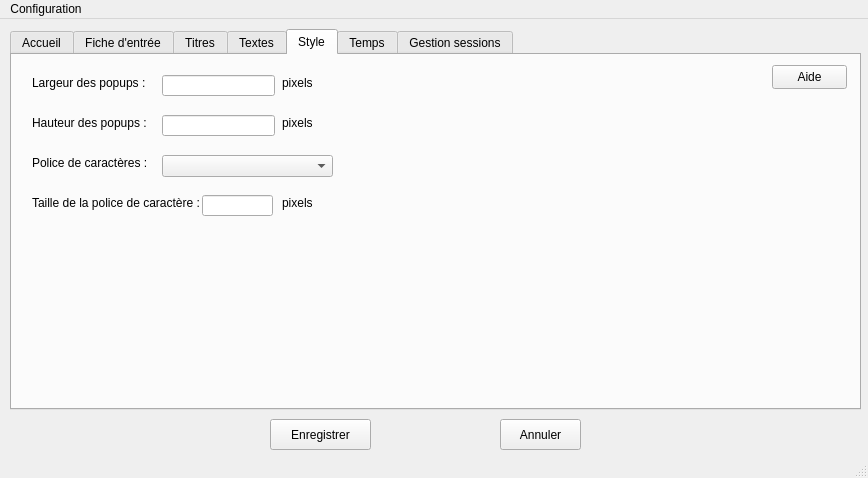
m-faivre/tech-info, file P8 – Application professionnelle (stage)/Script python (session manager)/configuration.ui: the form before one commit.
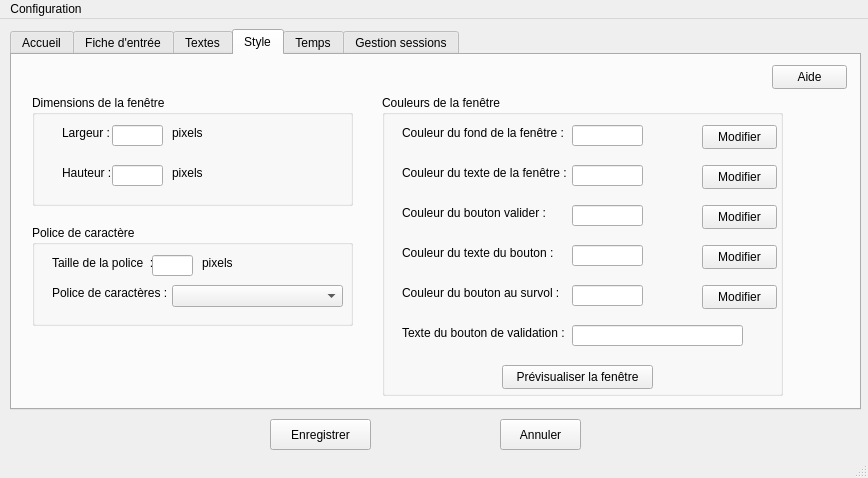
The form after the commit. The open tabs and pages were chosen to show the change.

Patch:
```diff
--- a/P8 – Application professionnelle (stage)/Script python (session manager)/configuration.ui
+++ b/P8 – Application professionnelle (stage)/Script python (session manager)/configuration.ui
@@ -292,12 +292,7 @@
        </property>
       </widget>
      </widget>
-    </widget>
-    <widget class="QWidget" name="titres">
-     <attribute name="title">
-      <string>Titres</string>
-     </attribute>
-     <widget class="QPushButton" name="aide_titres">
+     <widget class="QPushButton" name="aide_fiche">
       <property name="geometry">
        <rect>
         <x>760</x>
@@ -358,48 +353,8 @@
         <height>21</height>
        </rect>
       </property>
-     </widget>
-     <widget class="QLineEdit" name="titre_popup_2">
-      <property name="geometry">
-       <rect>
-        <x>160</x>
-        <y>60</y>
-        <width>431</width>
-        <height>21</height>
-       </rect>
-      </property>
-     </widget>
-     <widget class="QLineEdit" name="titre_popup_3">
-      <property name="geometry">
-       <rect>
-        <x>160</x>
-        <y>100</y>
-        <width>431</width>
-        <height>21</height>
-       </rect>
-      </property>
-     </widget>
-     <widget class="QLabel" name="label_18">
-      <property name="geometry">
-       <rect>
-        <x>20</x>
-        <y>140</y>
-        <width>161</width>
-        <height>16</height>
-       </rect>
-      </property>
       <property name="text">
-       <string>Titre du popup de fermeture :</string>
-      </property>
-     </widget>
-     <widget class="QLineEdit" name="titre_popup_4">
-      <property name="geometry">
-       <rect>
-        <x>180</x>
-        <y>140</y>
-        <width>421</width>
-        <height>21</height>
-       </rect>
+       <string>30 minutes</string>
       </property>
      </widget>
     </widget>
@@ -575,136 +530,456 @@
        <string>Aide</string>
       </property>
      </widget>
-     <widget class="QLabel" name="label">
+     <widget class="QGroupBox" name="groupBox">
       <property name="geometry">
        <rect>
         <x>20</x>
-        <y>20</y>
-        <width>121</width>
-        <height>16</height>
+        <y>40</y>
+        <width>321</width>
+        <height>111</height>
        </rect>
       </property>
-      <property name="text">
-       <string>Largeur des popups :</string>
+      <property name="title">
+       <string>Dimensions de la fenêtre</string>
       </property>
+      <widget class="QLabel" name="label_4">
+       <property name="geometry">
+        <rect>
+         <x>140</x>
+         <y>70</y>
+         <width>49</width>
+         <height>16</height>
+        </rect>
+       </property>
+       <property name="text">
+        <string>pixels</string>
+       </property>
+      </widget>
+      <widget class="QLabel" name="label">
+       <property name="geometry">
+        <rect>
+         <x>30</x>
+         <y>30</y>
+         <width>51</width>
+         <height>16</height>
+        </rect>
+       </property>
+       <property name="text">
+        <string>Largeur :</string>
+       </property>
+      </widget>
+      <widget class="QLineEdit" name="hauteur_popup">
+       <property name="geometry">
+        <rect>
+         <x>80</x>
+         <y>70</y>
+         <width>51</width>
+         <height>21</height>
+        </rect>
+       </property>
+      </widget>
+      <widget class="QLineEdit" name="largeur_popup">
+       <property name="geometry">
+        <rect>
+         <x>80</x>
+         <y>30</y>
+         <width>51</width>
+         <height>21</height>
+        </rect>
+       </property>
+      </widget>
+      <widget class="QLabel" name="label_2">
+       <property name="geometry">
+        <rect>
+         <x>140</x>
+         <y>30</y>
+         <width>49</width>
+         <height>16</height>
+        </rect>
+       </property>
+       <property name="text">
+        <string>pixels</string>
+       </property>
+      </widget>
+      <widget class="QLabel" name="label_3">
+       <property name="geometry">
+        <rect>
+         <x>30</x>
+         <y>70</y>
+         <width>51</width>
+         <height>16</height>
+        </rect>
+       </property>
+       <property name="text">
+        <string>Hauteur :</string>
+       </property>
+      </widget>
      </widget>
-     <widget class="QLineEdit" name="largeur_popup">
+     <widget class="QGroupBox" name="groupBox_2">
       <property name="geometry">
        <rect>
-        <x>150</x>
-        <y>20</y>
-        <width>113</width>
-        <height>21</height>
-       </rect>
-      </property>
-     </widget>
-     <widget class="QLabel" name="label_2">
-      <property name="geometry">
-       <rect>
-        <x>270</x>
-        <y>20</y>
-        <width>49</width>
-        <height>16</height>
-       </rect>
-      </property>
-      <property name="text">
-       <string>pixels</string>
-      </property>
-     </widget>
-     <widget class="QLabel" name="label_3">
-      <property name="geometry">
-       <rect>
         <x>20</x>
-        <y>60</y>
-        <width>121</width>
-        <height>16</height>
+        <y>170</y>
+        <width>321</width>
+        <height>101</height>
        </rect>
       </property>
-      <property name="text">
-       <string>Hauteur des popups :</string>
+      <property name="title">
+       <string>Police de caractère</string>
       </property>
+      <widget class="QLabel" name="label_6">
+       <property name="geometry">
+        <rect>
+         <x>20</x>
+         <y>30</y>
+         <width>101</width>
+         <height>16</height>
+        </rect>
+       </property>
+       <property name="text">
+        <string>Taille de la police  :</string>
+       </property>
+      </widget>
+      <widget class="QLineEdit" name="taille_police">
+       <property name="geometry">
+        <rect>
+         <x>120</x>
+         <y>30</y>
+         <width>41</width>
+         <height>21</height>
+        </rect>
+       </property>
+      </widget>
+      <widget class="QLabel" name="label_7">
+       <property name="geometry">
+        <rect>
+         <x>170</x>
+         <y>30</y>
+         <width>49</width>
+         <height>16</height>
+        </rect>
+       </property>
+       <property name="text">
+        <string>pixels</string>
+       </property>
+      </widget>
+      <widget class="QLabel" name="label_5">
+       <property name="geometry">
+        <rect>
+         <x>20</x>
+         <y>60</y>
+         <width>121</width>
+         <height>16</height>
+        </rect>
+       </property>
+       <property name="text">
+        <string>Police de caractères :</string>
+       </property>
+      </widget>
+      <widget class="QComboBox" name="police">
+       <property name="geometry">
+        <rect>
+         <x>140</x>
+         <y>60</y>
+         <width>171</width>
+         <height>22</height>
+        </rect>
+       </property>
+      </widget>
      </widget>
-     <widget class="QLineEdit" name="hauteur_popup">
+     <widget class="QGroupBox" name="groupBox_3">
       <property name="geometry">
        <rect>
-        <x>150</x>
-        <y>60</y>
-        <width>113</width>
-        <height>21</height>
+        <x>370</x>
+        <y>40</y>
+        <width>401</width>
+        <height>301</height>
        </rect>
       </property>
-     </widget>
-     <widget class="QLabel" name="label_4">
-      <property name="geometry">
-       <rect>
-        <x>270</x>
-        <y>60</y>
-        <width>49</width>
-        <height>16</height>
-       </rect>
+      <property name="title">
+       <string>Couleurs de la fenêtre</string>
       </property>
-      <property name="text">
-       <string>pixels</string>
-      </property>
-     </widget>
-     <widget class="QLabel" name="label_5">
-      <property name="geometry">
-       <rect>
-        <x>20</x>
-        <y>100</y>
-        <width>121</width>
-        <height>16</height>
-       </rect>
-      </property>
-      <property name="text">
-       <string>Police de caractères :</string>
-      </property>
-     </widget>
-     <widget class="QComboBox" name="police">
-      <property name="geometry">
-       <rect>
-        <x>150</x>
-        <y>100</y>
-        <width>171</width>
-        <height>22</height>
-       </rect>
-      </property>
-     </widget>
-     <widget class="QLabel" name="label_6">
-      <property name="geometry">
-       <rect>
-        <x>20</x>
-        <y>140</y>
-        <width>171</width>
-        <height>16</height>
-       </rect>
-      </property>
-      <property name="text">
-       <string>Taille de la police de caractère :</string>
-      </property>
-     </widget>
-     <widget class="QLineEdit" name="taille_police">
-      <property name="geometry">
-       <rect>
-        <x>190</x>
-        <y>140</y>
-        <width>71</width>
-        <height>21</height>
-       </rect>
-      </property>
-     </widget>
-     <widget class="QLabel" name="label_7">
-      <property name="geometry">
-       <rect>
-        <x>270</x>
-        <y>140</y>
-        <width>49</width>
-        <height>16</height>
-       </rect>
-      </property>
-      <property name="text">
-       <string>pixels</string>
-      </property>
+      <widget class="QLabel" name="label_22">
+       <property name="geometry">
+        <rect>
+         <x>20</x>
+         <y>30</y>
+         <width>161</width>
+         <height>16</height>
+        </rect>
+       </property>
+       <property name="text">
+        <string>Couleur du fond de la fenêtre :</string>
+       </property>
+      </widget>
+      <widget class="QLabel" name="label_23">
+       <property name="geometry">
+        <rect>
+         <x>20</x>
+         <y>70</y>
+         <width>171</width>
+         <height>16</height>
+        </rect>
+       </property>
+       <property name="text">
+        <string>Couleur du texte de la fenêtre :</string>
+       </property>
+      </widget>
+      <widget class="QLabel" name="label_24">
+       <property name="geometry">
+        <rect>
+         <x>20</x>
+         <y>110</y>
+         <width>151</width>
+         <height>16</height>
+        </rect>
+       </property>
+       <property name="text">
+        <string>Couleur du bouton valider :</string>
+       </property>
+      </widget>
+      <widget class="QLabel" name="label_25">
+       <property name="geometry">
+        <rect>
+         <x>20</x>
+         <y>150</y>
+         <width>161</width>
+         <height>16</height>
+        </rect>
+       </property>
+       <property name="text">
+        <string>Couleur du texte du bouton :</string>
+       </property>
+      </widget>
+      <widget class="QLineEdit" name="couleur_fond">
+       <property name="geometry">
+        <rect>
+         <x>190</x>
+         <y>30</y>
+         <width>71</width>
+         <height>21</height>
+        </rect>
+       </property>
+      </widget>
+      <widget class="QLineEdit" name="couleur_texte">
+       <property name="geometry">
+        <rect>
+         <x>190</x>
+         <y>70</y>
+         <width>71</width>
+         <height>21</height>
+        </rect>
+       </property>
+      </widget>
+      <widget class="QLineEdit" name="couleur_bouton">
+       <property name="geometry">
+        <rect>
+         <x>190</x>
+         <y>110</y>
+         <width>71</width>
+         <height>21</height>
+        </rect>
+       </property>
+      </widget>
+      <widget class="QLineEdit" name="couleur_bouton_texte">
+       <property name="geometry">
+        <rect>
+         <x>190</x>
+         <y>150</y>
+         <width>71</width>
+         <height>21</height>
+        </rect>
+       </property>
+      </widget>
+      <widget class="QPushButton" name="mod_fond">
+       <property name="geometry">
+        <rect>
+         <x>320</x>
+         <y>30</y>
+         <width>75</width>
+         <height>24</height>
+        </rect>
+       </property>
+       <property name="text">
+        <string>Modifier</string>
+       </property>
+      </widget>
+      <widget class="QPushButton" name="mod_texte">
+       <property name="geometry">
+        <rect>
+         <x>320</x>
+         <y>70</y>
+         <width>75</width>
+         <height>24</height>
+        </rect>
+       </property>
+       <property name="text">
+        <string>Modifier</string>
+       </property>
+      </widget>
+      <widget class="QPushButton" name="mod_bouton">
+       <property name="geometry">
+        <rect>
+         <x>320</x>
+         <y>110</y>
+         <width>75</width>
+         <height>24</height>
+        </rect>
+       </property>
+       <property name="text">
+        <string>Modifier</string>
+       </property>
+      </widget>
+      <widget class="QPushButton" name="mod_bouton_texte">
+       <property name="geometry">
+        <rect>
+         <x>320</x>
+         <y>150</y>
+         <width>75</width>
+         <height>24</height>
+        </rect>
+       </property>
+       <property name="text">
+        <string>Modifier</string>
+       </property>
+      </widget>
+      <widget class="QLabel" name="label_18">
+       <property name="geometry">
+        <rect>
+         <x>20</x>
+         <y>190</y>
+         <width>161</width>
+         <height>16</height>
+        </rect>
+       </property>
+       <property name="text">
+        <string>Couleur du bouton au survol :</string>
+       </property>
+      </widget>
+      <widget class="QLineEdit" name="couleur_bouton_survol">
+       <property name="geometry">
+        <rect>
+         <x>190</x>
+         <y>190</y>
+         <width>71</width>
+         <height>21</height>
+        </rect>
+       </property>
+      </widget>
+      <widget class="QPushButton" name="mod_bouton_survol">
+       <property name="geometry">
+        <rect>
+         <x>320</x>
+         <y>190</y>
+         <width>75</width>
+         <height>24</height>
+        </rect>
+       </property>
+       <property name="text">
+        <string>Modifier</string>
+       </property>
+      </widget>
+      <widget class="QLabel" name="label_21">
+       <property name="geometry">
+        <rect>
+         <x>20</x>
+         <y>230</y>
+         <width>171</width>
+         <height>16</height>
+        </rect>
+       </property>
+       <property name="text">
+        <string>Texte du bouton de validation :</string>
+       </property>
+      </widget>
+      <widget class="QLineEdit" name="texte_bouton">
+       <property name="geometry">
+        <rect>
+         <x>190</x>
+         <y>230</y>
+         <width>171</width>
+         <height>21</height>
+        </rect>
+       </property>
+      </widget>
+      <widget class="QPushButton" name="previsu_popup">
+       <property name="geometry">
+        <rect>
+         <x>120</x>
+         <y>270</y>
+         <width>151</width>
+         <height>24</height>
+        </rect>
+       </property>
+       <property name="text">
+        <string>Prévisualiser la fenêtre</string>
+       </property>
+      </widget>
+      <widget class="QLabel" name="label_fond">
+       <property name="geometry">
+        <rect>
+         <x>270</x>
+         <y>30</y>
+         <width>41</width>
+         <height>21</height>
+        </rect>
+       </property>
+       <property name="text">
+        <string/>
+       </property>
+      </widget>
+      <widget class="QLabel" name="label_texte">
+       <property name="geometry">
+        <rect>
+         <x>270</x>
+         <y>70</y>
+         <width>41</width>
+         <height>21</height>
+        </rect>
+       </property>
+       <property name="text">
+        <string/>
+       </property>
+      </widget>
+      <widget class="QLabel" name="label_bouton">
+       <property name="geometry">
+        <rect>
+         <x>270</x>
+         <y>110</y>
+         <width>41</width>
+         <height>21</height>
+        </rect>
+       </property>
+       <property name="text">
+        <string/>
+       </property>
+      </widget>
+      <widget class="QLabel" name="label_bouton_texte">
+       <property name="geometry">
+        <rect>
+         <x>270</x>
+         <y>150</y>
+         <width>41</width>
+         <height>21</height>
+        </rect>
+       </property>
+       <property name="text">
+        <string/>
+       </property>
+      </widget>
+      <widget class="QLabel" name="label_survol">
+       <property name="geometry">
+        <rect>
+         <x>270</x>
+         <y>190</y>
+         <width>41</width>
+         <height>21</height>
+        </rect>
+       </property>
+       <property name="text">
+        <string/>
+       </property>
+      </widget>
      </widget>
     </widget>
     <widget class="QWidget" name="temps">
```
Left out of the diff: 374 changed lines with no effect on the pictures.
